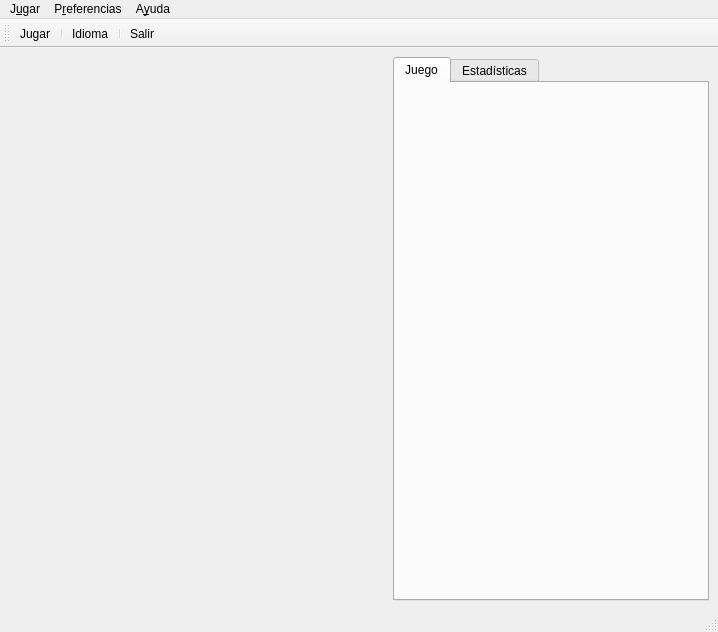
Above: ui/frmMain.ui from turulomio/glparchis before the change. Below: the same form after it.
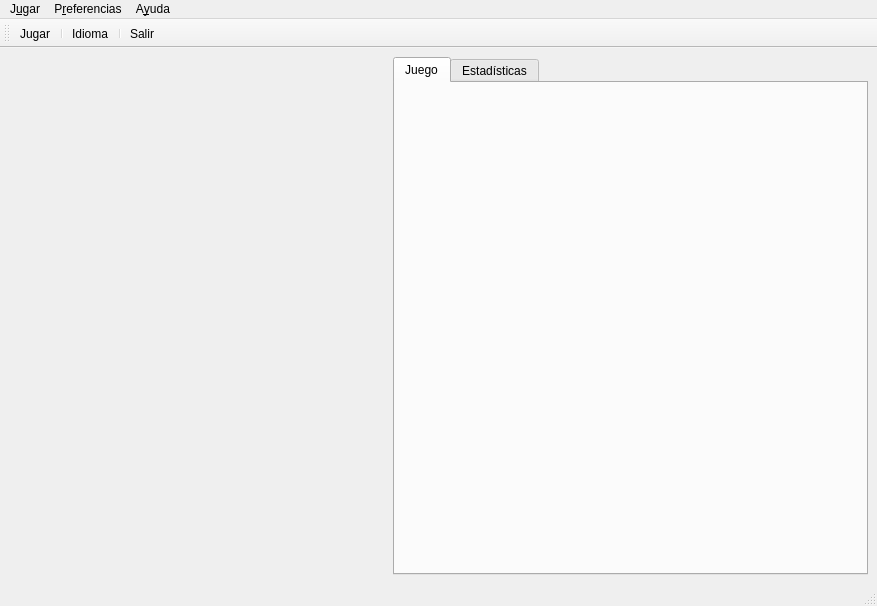
That is the form after the change. Icons and pictures are not drawn. Custom widgets are drawn as their Qt base class.

What changed in the file:
```diff
--- a/ui/frmMain.ui
+++ b/ui/frmMain.ui
@@ -1,13 +1,13 @@
 <ui version="4.0" >
  <author>Mariano Muñoz</author>
  <class>frmMain</class>
- <widget class="QMainWindow" name="frmMain" >
-  <property name="geometry" >
+ <widget class="QMainWindow" name="frmMain">
+  <property name="geometry">
    <rect>
     <x>0</x>
     <y>0</y>
-    <width>718</width>
-    <height>632</height>
+    <width>877</width>
+    <height>596</height>
    </rect>
   </property>
   <property name="cursor" >
@@ -19,16 +19,16 @@
   <property name="windowIcon" >
    <iconset resource="../images/glparchis.qrc" >:/glparchis/ficharoja.png</iconset>
   </property>
-  <widget class="QWidget" name="wdg" >
-   <layout class="QVBoxLayout" >
+  <widget class="QWidget" name="wdg">
+   <layout class="QVBoxLayout" name="verticalLayout_2">
     <item>
-     <layout class="QHBoxLayout" >
+     <layout class="QHBoxLayout" name="horizontalLayout">
       <item>
-       <layout class="QVBoxLayout" >
+       <layout class="QVBoxLayout" name="verticalLayout">
         <item>
-         <widget class="QWidget" native="1" name="panel1" >
-          <property name="sizePolicy" >
-           <sizepolicy vsizetype="Minimum" hsizetype="Minimum" >
+         <widget class="QWidget" name="panel1" native="true">
+          <property name="sizePolicy">
+           <sizepolicy hsizetype="Minimum" vsizetype="Minimum">
             <horstretch>0</horstretch>
             <verstretch>0</verstretch>
            </sizepolicy>
@@ -42,9 +42,9 @@
          </widget>
         </item>
         <item>
-         <widget class="QWidget" native="1" name="panel2" >
-          <property name="sizePolicy" >
-           <sizepolicy vsizetype="Minimum" hsizetype="Minimum" >
+         <widget class="QWidget" name="panel2" native="true">
+          <property name="sizePolicy">
+           <sizepolicy hsizetype="Minimum" vsizetype="Minimum">
             <horstretch>0</horstretch>
             <verstretch>0</verstretch>
            </sizepolicy>
@@ -58,9 +58,9 @@
          </widget>
         </item>
         <item>
-         <widget class="QWidget" native="1" name="panel3" >
-          <property name="sizePolicy" >
-           <sizepolicy vsizetype="Minimum" hsizetype="Minimum" >
+         <widget class="QWidget" name="panel3" native="true">
+          <property name="sizePolicy">
+           <sizepolicy hsizetype="Minimum" vsizetype="Minimum">
             <horstretch>0</horstretch>
             <verstretch>0</verstretch>
            </sizepolicy>
@@ -74,9 +74,9 @@
          </widget>
         </item>
         <item>
-         <widget class="QWidget" native="1" name="panel4" >
-          <property name="sizePolicy" >
-           <sizepolicy vsizetype="Minimum" hsizetype="Minimum" >
+         <widget class="QWidget" name="panel4" native="true">
+          <property name="sizePolicy">
+           <sizepolicy hsizetype="Minimum" vsizetype="Minimum">
             <horstretch>0</horstretch>
             <verstretch>0</verstretch>
            </sizepolicy>
@@ -92,9 +92,9 @@
        </layout>
       </item>
       <item>
-       <widget class="QTabWidget" name="tab" >
-        <property name="sizePolicy" >
-         <sizepolicy vsizetype="Expanding" hsizetype="Expanding" >
+       <widget class="QTabWidget" name="tab">
+        <property name="sizePolicy">
+         <sizepolicy hsizetype="Expanding" vsizetype="Expanding">
           <horstretch>0</horstretch>
           <verstretch>0</verstretch>
          </sizepolicy>
@@ -115,12 +115,19 @@
          <attribute name="title" >
           <string>Juego</string>
          </attribute>
-         <attribute name="icon" >
-          <iconset resource="../images/glparchis.qrc" >:/glparchis/keko.png</iconset>
-         </attribute>
-         <layout class="QHBoxLayout" >
+         <layout class="QHBoxLayout">
           <item>
-           <widget class="wdgOpenGL" native="1" name="ogl" />
+           <widget class="wdgOpenGL" name="ogl" native="true">
+            <property name="sizeIncrement">
+             <size>
+              <width>10</width>
+              <height>10</height>
+             </size>
+            </property>
+            <property name="focusPolicy">
+             <enum>Qt::ClickFocus</enum>
+            </property>
+           </widget>
           </item>
          </layout>
         </widget>
@@ -140,38 +147,38 @@
     </item>
    </layout>
   </widget>
-  <widget class="QMenuBar" name="menuBar" >
-   <property name="geometry" >
+  <widget class="QMenuBar" name="menuBar">
+   <property name="geometry">
     <rect>
      <x>0</x>
      <y>0</y>
-     <width>718</width>
-     <height>30</height>
+     <width>877</width>
+     <height>21</height>
     </rect>
    </property>
-   <widget class="QMenu" name="menuAyuda" >
-    <property name="title" >
+   <widget class="QMenu" name="menuAyuda">
+    <property name="title">
      <string>A&amp;yuda</string>
     </property>
     <addaction name="actionAcercaDe" />
    </widget>
-   <widget class="QMenu" name="menuJugar" >
-    <property name="title" >
+   <widget class="QMenu" name="menuJugar">
+    <property name="title">
      <string>J&amp;ugar</string>
     </property>
     <addaction name="actionJugar" />
     <addaction name="separator" />
     <addaction name="actionSalir" />
    </widget>
-   <widget class="QMenu" name="menuPreferencias" >
-    <property name="title" >
+   <widget class="QMenu" name="menuPreferencias">
+    <property name="title">
      <string>P&amp;referencias</string>
     </property>
     <addaction name="actionLenguaje" />
    </widget>
-   <addaction name="menuJugar" />
-   <addaction name="menuPreferencias" />
-   <addaction name="menuAyuda" />
+   <addaction name="menuJugar"/>
+   <addaction name="menuPreferencias"/>
+   <addaction name="menuAyuda"/>
   </widget>
   <widget class="QToolBar" name="toolBar" >
    <property name="windowTitle" >
@@ -183,11 +190,11 @@
    <attribute name="toolBarBreak" >
     <bool>false</bool>
    </attribute>
-   <addaction name="actionJugar" />
-   <addaction name="separator" />
-   <addaction name="actionLenguaje" />
-   <addaction name="separator" />
-   <addaction name="actionSalir" />
+   <addaction name="actionJugar"/>
+   <addaction name="separator"/>
+   <addaction name="actionLenguaje"/>
+   <addaction name="separator"/>
+   <addaction name="actionSalir"/>
   </widget>
   <widget class="QStatusBar" name="status" />
   <action name="actionSalir" >
```
Left out of the diff: 106 changed lines with no effect on the pictures.
